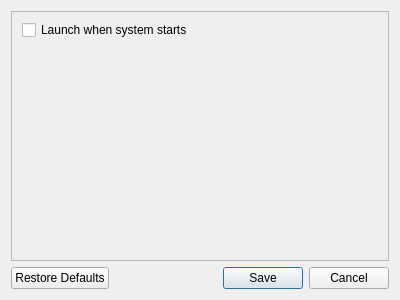
Qt form Source/Gui/SettingsWindow.ui (SpriteOvO/AirPodsDesktop) before a commit.
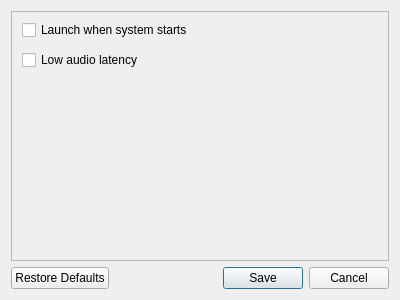
The same form after that commit.

Commit message: Add check box for "low audio latency" in settings window

```diff
--- a/Source/Gui/SettingsWindow.ui
+++ b/Source/Gui/SettingsWindow.ui
@@ -41,6 +41,19 @@
         <string>Launch when system starts</string>
        </property>
       </widget>
+      <widget class="QCheckBox" name="checkBoxLowAudioLatency">
+       <property name="geometry">
+        <rect>
+         <x>10</x>
+         <y>40</y>
+         <width>361</width>
+         <height>16</height>
+        </rect>
+       </property>
+       <property name="text">
+        <string>Low audio latency</string>
+       </property>
+      </widget>
      </widget>
     </widget>
    </item>
```
The commit also changes 1 other file.
